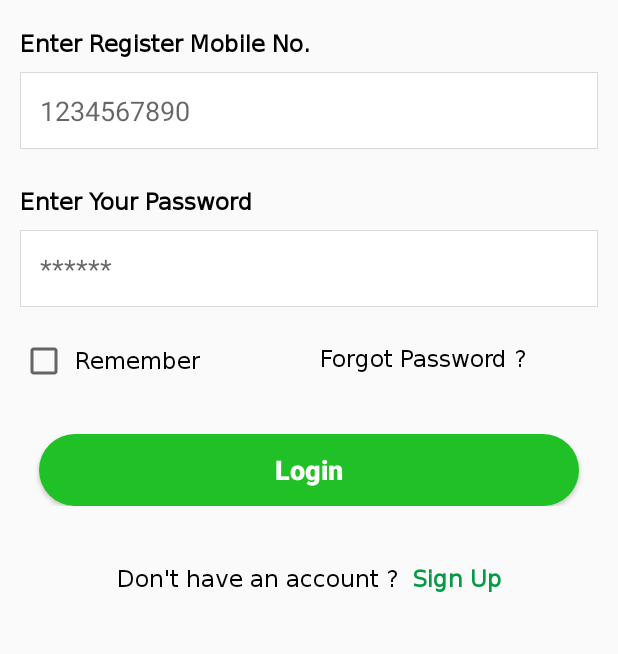
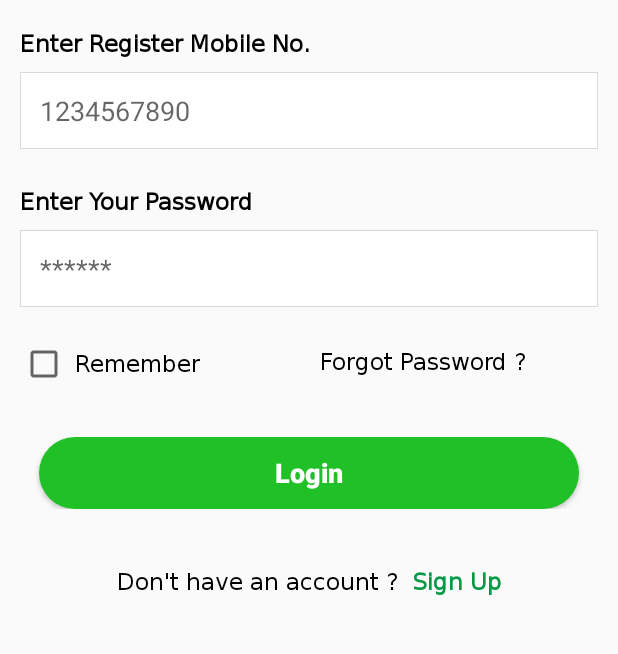
Before and after one commit to Jitendraneepanlok/ltgfresh, an Android app: the screen it shows after launch (LoginActivity), on a phone screen of 412 x 824 dp, the part 270-924 px from its top. Run offline under Robolectric (Android 15) with nearby library versions, the phone set to English and light mode, and no system bars; our stand-ins replace sdp/ssp sizes.

Commit message:
Some changes in login page UI design

```diff
--- a/app/src/main/res/layout/activity_login.xml
+++ b/app/src/main/res/layout/activity_login.xml
@@ -100,7 +100,7 @@
             android:layout_width="match_parent"
             android:layout_height="wrap_content"
             android:layout_below="@+id/rl_2"
-            android:layout_marginTop="@dimen/_10sdp"
+            android:layout_marginTop="@dimen/_12sdp"
             android:paddingLeft="@dimen/_10sdp"
             android:paddingRight="@dimen/_10sdp"
             android:paddingBottom="@dimen/_5sdp">
```
